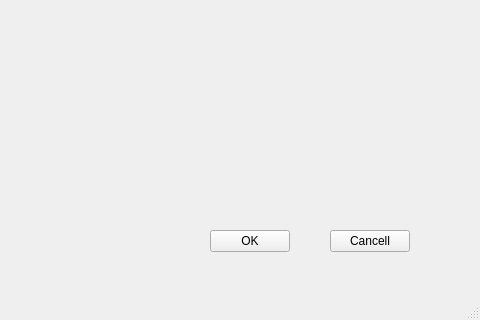
basakil/QtGUIApp2, file mainwindow.ui: the form before one commit; both pictures show x 320 to 800 and y 280 to 600 of the 800 by 600 pixel window.
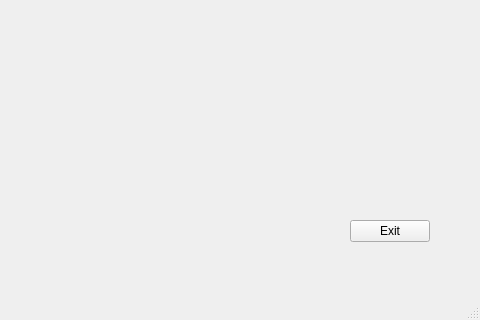
The form after the commit.

```diff
--- a/mainwindow.ui
+++ b/mainwindow.ui
@@ -17,27 +17,17 @@
    <widget class="QPushButton" name="okButton">
     <property name="geometry">
      <rect>
-      <x>530</x>
-      <y>510</y>
+      <x>670</x>
+      <y>500</y>
       <width>80</width>
       <height>22</height>
      </rect>
     </property>
-    <property name="text">
-     <string>OK</string>
+    <property name="cursor">
+     <cursorShape>CrossCursor</cursorShape>
     </property>
-   </widget>
-   <widget class="QPushButton" name="cancellButton">
-    <property name="geometry">
-     <rect>
-      <x>650</x>
-      <y>510</y>
-      <width>80</width>
-      <height>22</height>
-     </rect>
-    </property>
     <property name="text">
-     <string>Cancell</string>
+     <string>Exit</string>
     </property>
    </widget>
   </widget>
```
Left out of the diff: 2 changed lines with no effect on the pictures.
